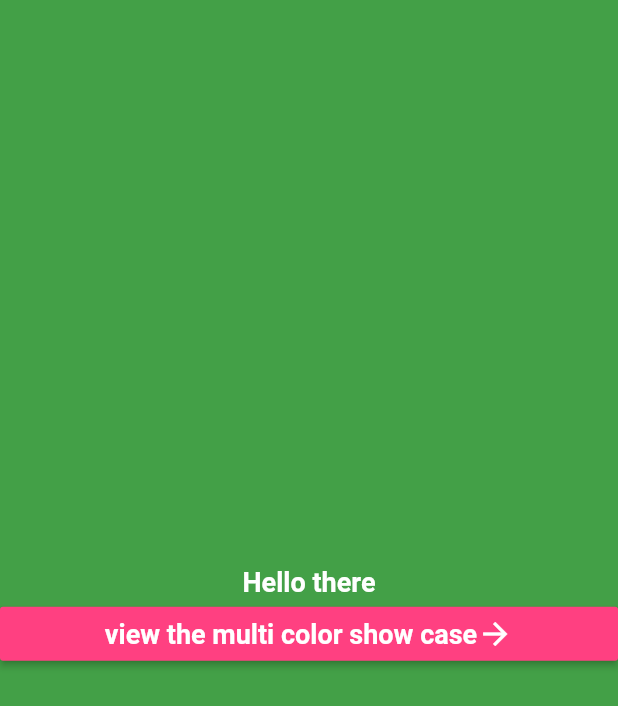
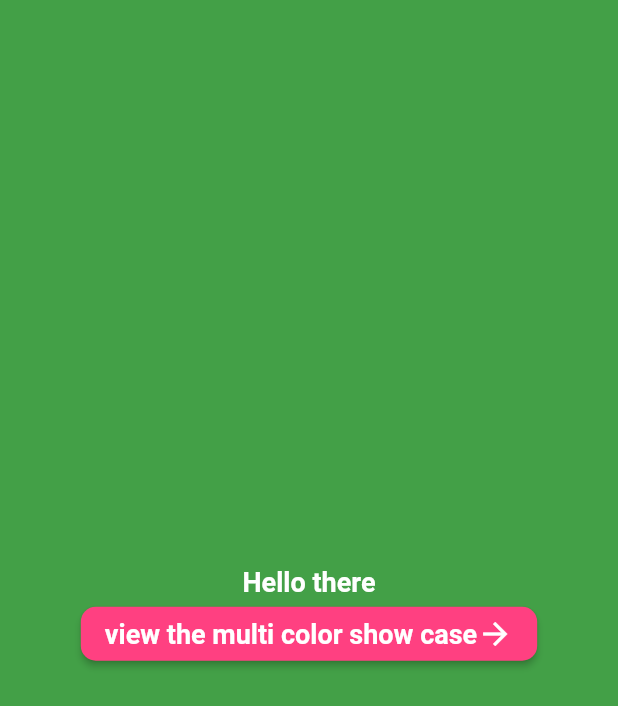
Before and after one commit to iamthejahid/random_color_generator, a Flutter app: the screen it shows after launch, on a phone screen of 412 x 824 dp. Shown: the top 706 px of the screen. Run offline on Flutter 3.47's test engine with Material 2 defaults, Android fonts, the phone set to English and light mode, and no system bars; our stand-ins replace equatable, get_it, hooks_riverpod.

Commit message:
update : ui change and file name change

```diff
--- a/lib/application/color_show_notifier/color_show_notifier.dart
+++ b/lib/application/color_show_notifier/color_show_notifier.dart
@@ -1,7 +1,7 @@
 import 'dart:math';
 import 'package:hooks_riverpod/hooks_riverpod.dart';
 import 'package:random_color_generator/application/color_show_notifier/color_show_notifier_state.dart';
-import 'package:random_color_generator/core/font_size.dart';
+import 'package:random_color_generator/core/values.dart';
 import 'package:random_color_generator/domain/random_color_generator_domain.dart';
 
 /// The `ColorShowNotifier` class is a state notifier responsible for managing
--- a/lib/application/multi_color_show_notifier/multi_color_show_notifier.dart
+++ b/lib/application/multi_color_show_notifier/multi_color_show_notifier.dart
@@ -2,7 +2,7 @@ import 'dart:math';
 import 'package:flutter/material.dart';
 import 'package:hooks_riverpod/hooks_riverpod.dart';
 import 'package:random_color_generator/application/multi_color_show_notifier/multi_color_show_notifier_state.dart';
-import 'package:random_color_generator/core/font_size.dart';
+import 'package:random_color_generator/core/values.dart';
 import 'package:random_color_generator/domain/random_color_generator_domain.dart';
 
 /// The [MultiColorShowNotifier] class is a state notifier
--- a/lib/core/font_size.dart
+++ b/lib/core/values.dart
@@ -11,3 +11,6 @@ const int POSSIBILITY_MAKER_NUMBER_FOR_BG = 9;
 
 /// Possibility Maker number for Button
 const int POSSIBILITY_MAKER_NUMBER_FOR_BUTTON = 7;
+
+/// Radius value of button
+const double BUTTON_RADIUS = 10.0;
--- a/lib/presentation/color_page/color_show_case_page.dart
+++ b/lib/presentation/color_page/color_show_case_page.dart
@@ -1,7 +1,7 @@
 import 'package:flutter/material.dart';
 import 'package:hooks_riverpod/hooks_riverpod.dart';
 import 'package:random_color_generator/core/dependency_injector_contain.dart';
-import 'package:random_color_generator/core/font_size.dart';
+import 'package:random_color_generator/core/values.dart';
 import 'package:random_color_generator/presentation/color_page/multi_color_show_case_page.dart';
 
 /// The Single Color Showing Page.
@@ -35,9 +35,15 @@ class ColorShowCasePage extends ConsumerWidget {
                   ),
                 ),
                 MaterialButton(
+                  shape: RoundedRectangleBorder(
+                    borderRadius: BorderRadius.circular(
+                      BUTTON_RADIUS,
+                    ),
+                  ),
                   color: currentSate.buttonColor,
                   child: const Row(
                     mainAxisAlignment: MainAxisAlignment.center,
+                    mainAxisSize: MainAxisSize.min,
                     children: [
                       Text(
                         "view the multi color show case",
--- a/lib/presentation/color_page/multi_color_show_case_page.dart
+++ b/lib/presentation/color_page/multi_color_show_case_page.dart
@@ -1,7 +1,7 @@
 import 'package:flutter/material.dart';
 import 'package:hooks_riverpod/hooks_riverpod.dart';
 import 'package:random_color_generator/core/dependency_injector_contain.dart';
-import 'package:random_color_generator/core/font_size.dart';
+import 'package:random_color_generator/core/values.dart';
 // import 'package:hooks_riverpod/hooks_riverpod.dart';
 
 /// The Multi Color Showing Page.
```
Also changed, not shown: 3 other files.
